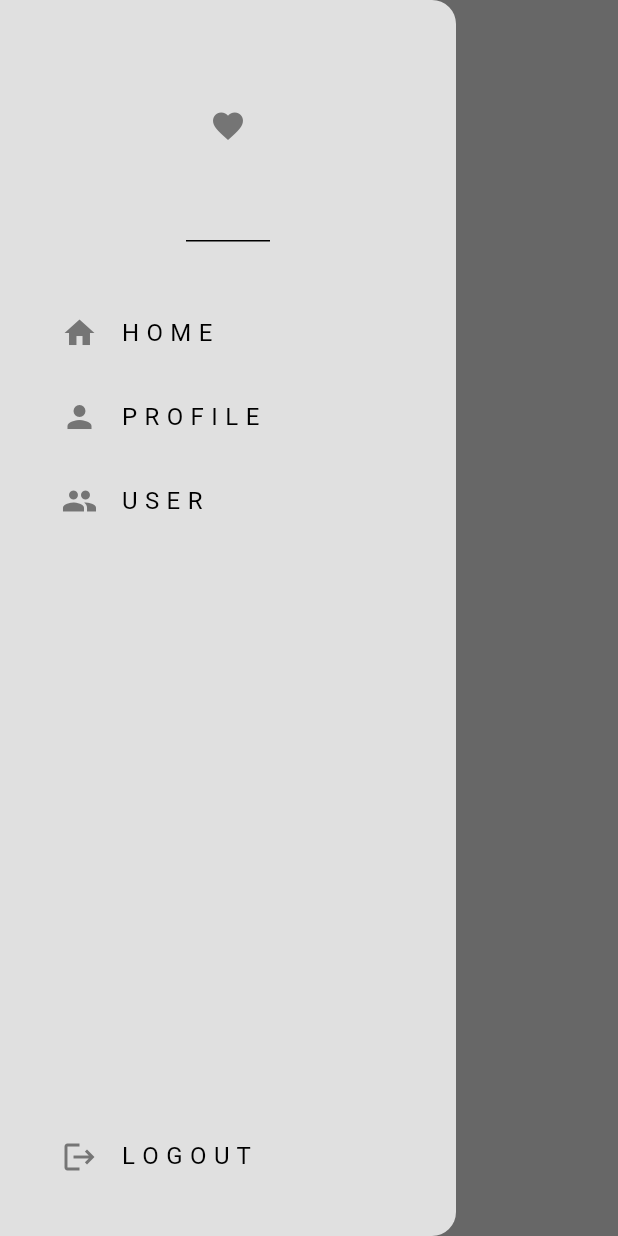
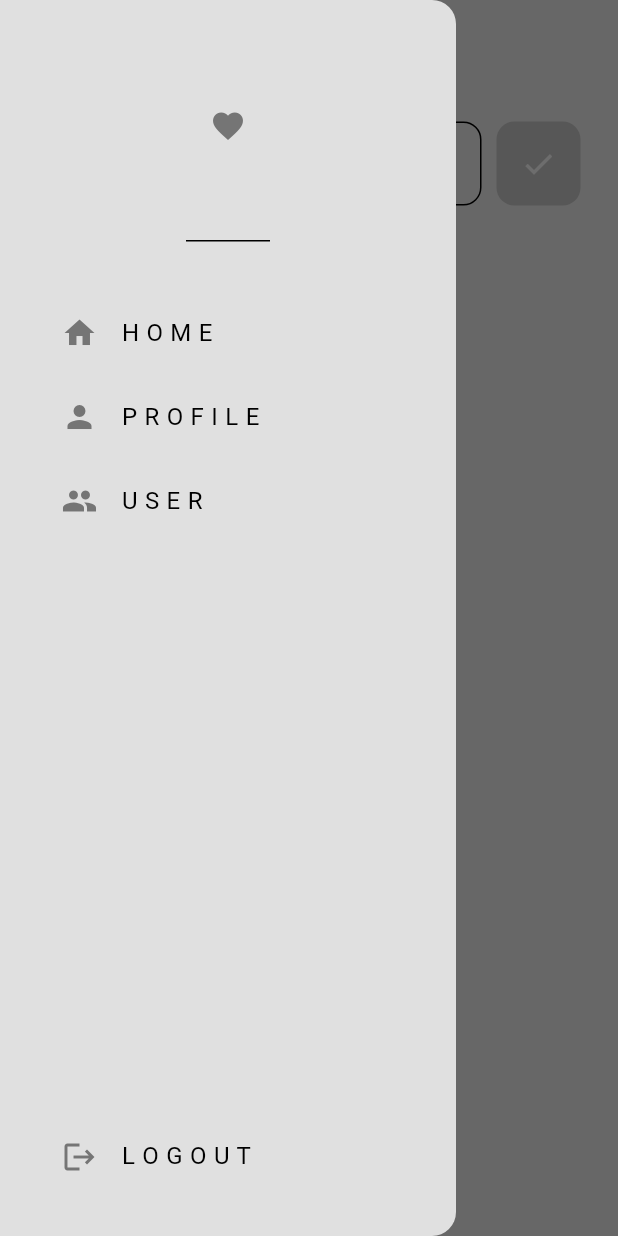
Before and after one commit to its-asaduzzaman/social_media_flutter, a Flutter app: the screen it shows once a user with an empty profile is signed in, with the side drawer open, on a phone screen of 412 x 824 dp. Run offline on Flutter 3.47's test engine with Material 3 defaults, Android fonts, the phone set to English and light mode, and no system bars; our stand-ins replace cloud_firestore, firebase_auth, firebase_core; accounts and stored records are empty; network calls fail; statements that could not run were skipped.

Commit message:
create post and store it on firestore database

```diff
--- a/lib/auth/auth.dart
+++ b/lib/auth/auth.dart
@@ -15,7 +15,7 @@ class AuthPage extends StatelessWidget {
         builder: (context, snapshot) {
           // user is logged in
           if (snapshot.hasData) {
-            return const HomePage();
+            return HomePage();
           }
 
           //user is not logged in
--- /dev/null
+++ b/lib/components/my_post_button.dart
@@ -0,0 +1,28 @@
+import 'package:flutter/material.dart';
+
+class MyPostButton extends StatelessWidget {
+  final void Function()? onTap;
+
+  const MyPostButton({super.key, required this.onTap});
+
+  @override
+  Widget build(BuildContext context) {
+    return GestureDetector(
+      onTap: onTap,
+      child: Container(
+        padding: const EdgeInsets.all(16),
+        margin: const EdgeInsets.only(left: 10),
+        decoration: BoxDecoration(
+          color: Theme.of(context).colorScheme.secondary,
+          borderRadius: BorderRadius.circular(12),
+        ),
+        child: Center(
+          child: Icon(
+            Icons.done,
+            color: Theme.of(context).colorScheme.primary,
+          ),
+        ),
+      ),
+    );
+  }
+}
--- a/lib/main.dart
+++ b/lib/main.dart
@@ -29,8 +29,8 @@ class MyApp extends StatelessWidget {
       darkTheme: darkMode,
       routes: {
         '/login_register_page': (context) => const LoginOrRegisterPage(),
-        '/home_page': (context) => const HomePage(),
-        '/profile_page': (context) =>  ProfilePage(),
+        '/home_page': (context) => HomePage(),
+        '/profile_page': (context) => ProfilePage(),
         '/user_page': (context) => const UserPage(),
       },
     );
--- a/lib/pages/home_page.dart
+++ b/lib/pages/home_page.dart
@@ -1,9 +1,31 @@
+import 'package:cloud_firestore/cloud_firestore.dart';
 import 'package:firebase_auth/firebase_auth.dart';
 import 'package:flutter/material.dart';
 import 'package:social_media_flutter/components/my_drawer.dart';
+import 'package:social_media_flutter/components/my_post_button.dart';
+import 'package:social_media_flutter/components/my_textfield.dart';
+import 'package:social_media_flutter/database/firestore.dart';
 
 class HomePage extends StatelessWidget {
-  const HomePage({super.key});
+  HomePage({super.key});
+
+  //firestore access
+  final FirestoreDatabase database = FirestoreDatabase();
+
+  //text controller
+  final TextEditingController newPostController = TextEditingController();
+
+  //post message
+  void postMessage() {
+    //only post this message if there  is something in the text field
+    if (newPostController.text.isNotEmpty) {
+      String message = newPostController.text;
+      database.addPost(message);
+    }
+
+    //clear the controller
+    newPostController.clear();
+  }
 
   @override
   Widget build(BuildContext context) {
@@ -14,6 +36,28 @@ class HomePage extends StatelessWidget {
         foregroundColor: Theme.of(context).colorScheme.inversePrimary,
       ),
       drawer: const MyDrawer(),
+      body: Column(
+        children: [
+          //text field box for user to type something
+          Padding(
+            padding: const EdgeInsets.all(25.0),
+            child: Row(
+              children: [
+                //text button
+                Expanded(
+                  child: MyTextField(
+                    hintText: "say something",
+                    obscureText: false,
+                    controller: newPostController,
+                  ),
+                ),
+                //post button
+                MyPostButton(onTap: postMessage),
+              ],
+            ),
+          )
+        ],
+      ),
     );
   }
 }
```
Also changed, not shown: lib/database/firestore.dart (added, +40 -0 lines).
